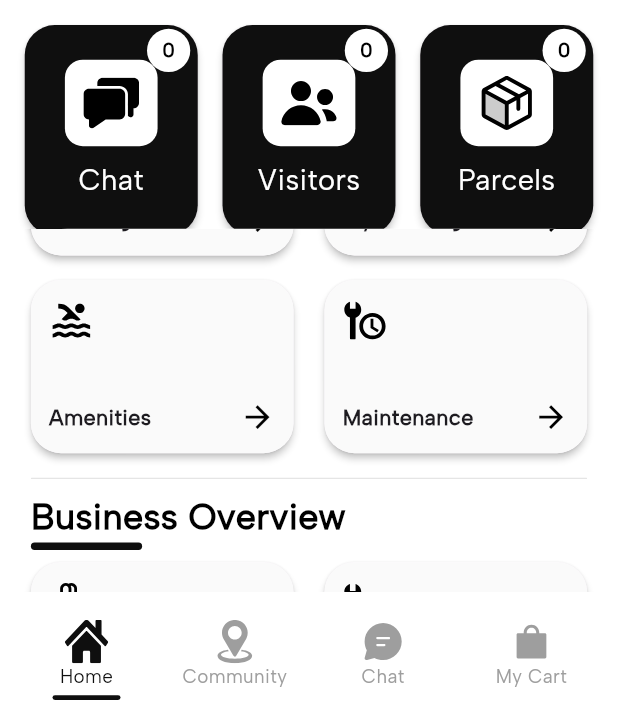
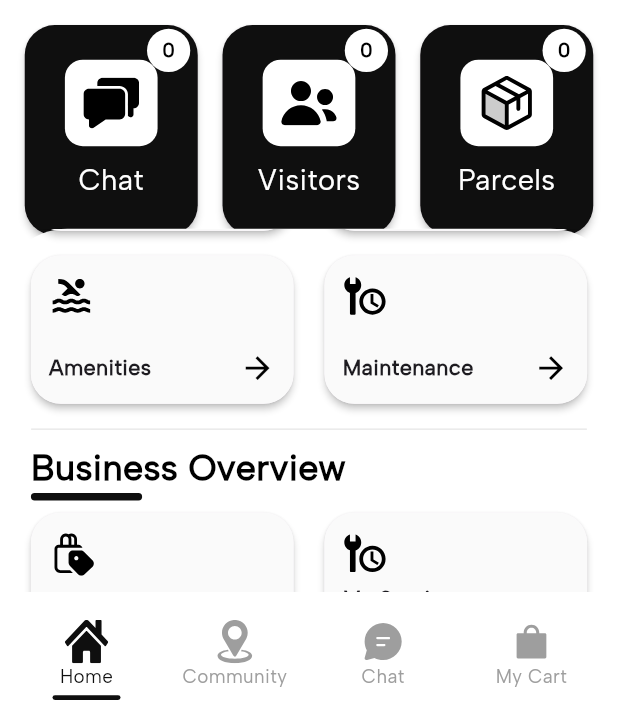
Before and after one commit to AnshBhalala28/Hubbble-Tech-App, a Flutter app: the HomePage screen opened directly, scrolled down 576 dp, after a tap on "Home", on a phone screen of 412 x 824 dp, the part 508-1236 px from its top. Run offline on Flutter 3.47's test engine with Material 3 defaults, Android fonts, the phone set to English and light mode, and no system bars; our stand-ins replace awesome_notifications, cached_network_image, carousel_slider, connectivity_plus, device_info_plus, dio and 25 more; missing offline and left inert: custom_info_window, inview_notifier_list, syncfusion_flutter_pdfviewer, torn_ticket, webview_flutter_android; accounts and stored records are empty; network calls fail; project files that could hold a hidden picture were left out.

Commit message:
29-07-2025

```diff
--- a/lib/Screen/HomeNewPage/View/homenewpage.dart
+++ b/lib/Screen/HomeNewPage/View/homenewpage.dart
@@ -1126,7 +1126,7 @@ class _HomePageState extends State<HomePage> {
       child: InkWell(
         onTap: onTap,
         child: Container(
-          height: 14.h,
+          height: 12.h,
           padding: const EdgeInsets.all(12),
           decoration: BoxDecoration(
             color: const Color(0xFFfafafa),
@@ -1178,7 +1178,7 @@ class _HomePageState extends State<HomePage> {
       child: InkWell(
         onTap: onTap,
         child: Container(
-          height: 11.h,
+          height: 9.5.h,
           padding: const EdgeInsets.all(12),
           decoration: BoxDecoration(
             color: const Color(0xFFfafafa),
--- a/lib/main.dart
+++ b/lib/main.dart
@@ -280,8 +280,7 @@ class _MyAppState extends State<MyApp> {
       }
     });
     FirebaseMessaging.onMessageOpenedApp.listen((RemoteMessage message) {
-      log("🟢 Notification tapped from background: ${message.notification
-          ?.title}");
+      log("🟢 Notification tapped from background: ${message.notification?.title}");
     });
     checkInitialMessage();
   }
```
Also changed, not shown: lib/Screen/Chatscreen/View/chatscreen.dart (+8 -11 lines).
